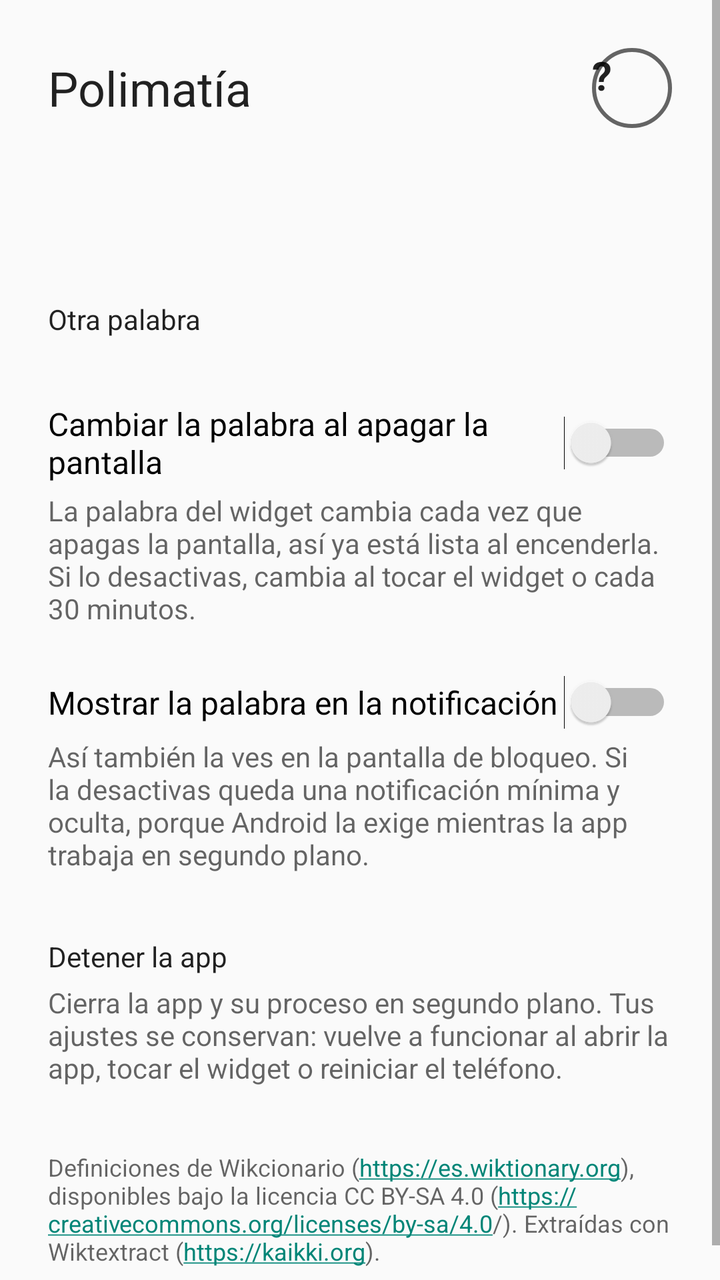
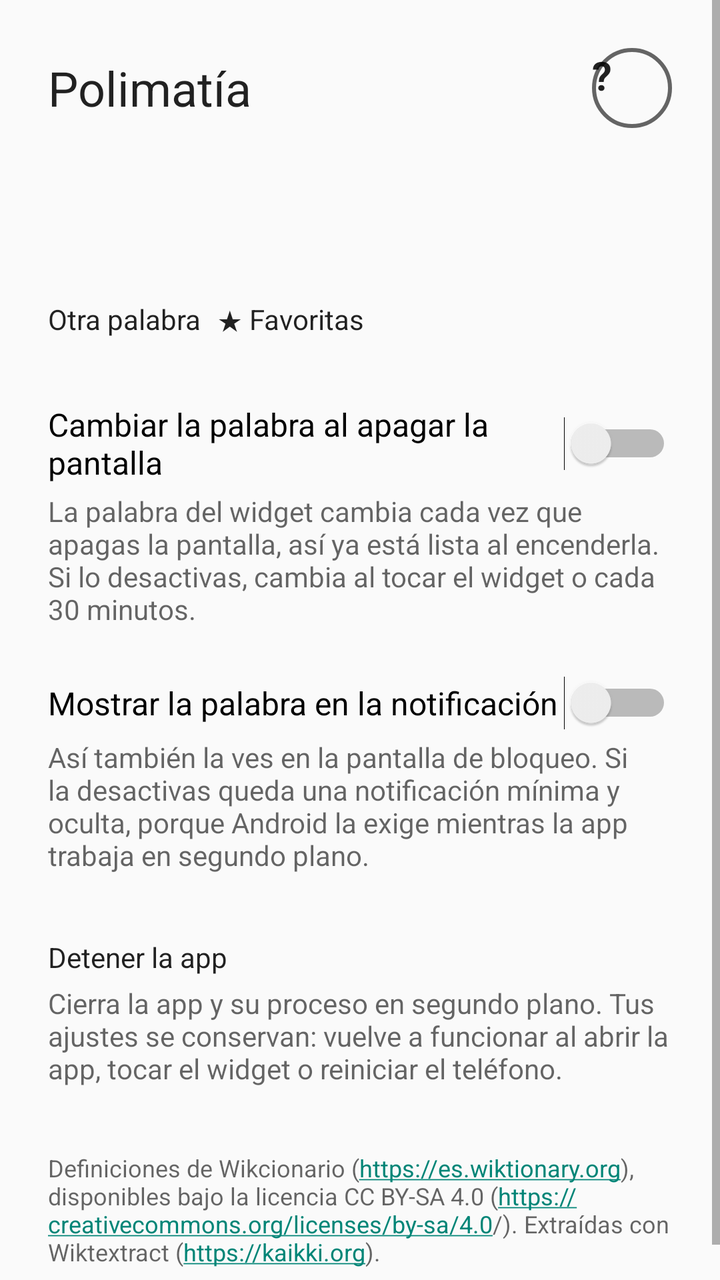

The first picture is an Android layout as it rendered before a commit; the second is the same layout after the commit. The layout source and the unified diff follow.
<!-- AndroidManifest.xml: application theme Theme.WidgetDiccionario -->
<!-- res/layout/activity_main.xml -->
<?xml version="1.0" encoding="utf-8"?>
<ScrollView xmlns:android="http://schemas.android.com/apk/res/android"
    android:layout_width="match_parent"
    android:layout_height="match_parent"
    android:fitsSystemWindows="true">

    <LinearLayout
        android:layout_width="match_parent"
        android:layout_height="wrap_content"
        android:orientation="vertical"
        android:padding="24dp">

        <LinearLayout
            android:layout_width="match_parent"
            android:layout_height="wrap_content"
            android:gravity="center_vertical"
            android:orientation="horizontal">

            <TextView
                android:layout_width="0dp"
                android:layout_height="wrap_content"
                android:layout_weight="1"
                android:text="@string/main_titulo"
                android:textAppearance="@android:style/TextAppearance.Material.Headline" />

            <Button
                android:id="@+id/boton_ayuda"
                android:layout_width="40dp"
                android:layout_height="40dp"
                android:background="@drawable/boton_ayuda_fondo"
                android:contentDescription="@string/ayuda_descripcion"
                android:minWidth="0dp"
                android:minHeight="0dp"
                android:padding="0dp"
                android:stateListAnimator="@null"
                android:text="@string/ayuda_boton"
                android:textColor="?android:attr/textColorPrimary"
                android:textSize="20sp"
                android:textStyle="bold" />
        </LinearLayout>

        <TextView
            android:id="@+id/vista_palabra"
            android:layout_width="match_parent"
            android:layout_height="wrap_content"
            android:layout_marginTop="24dp"
            android:textAppearance="@android:style/TextAppearance.Material.Title" />

        <TextView
            android:id="@+id/vista_definicion"
            android:layout_width="match_parent"
            android:layout_height="wrap_content"
            android:layout_marginTop="4dp"
            android:textAppearance="@android:style/TextAppearance.Material.Body1" />

        <Button
            android:id="@+id/boton_nueva"
            android:layout_width="wrap_content"
            android:layout_height="wrap_content"
            android:layout_marginTop="12dp"
            android:text="@string/main_boton_nueva" />

        <Switch
            android:id="@+id/switch_pantalla"
            android:layout_width="match_parent"
            android:layout_height="wrap_content"
            android:layout_marginTop="32dp"
            android:text="@string/main_switch"
            android:textAppearance="@android:style/TextAppearance.Material.Subhead" />

        <TextView
            android:layout_width="match_parent"
            android:layout_height="wrap_content"
            android:layout_marginTop="4dp"
            android:text="@string/main_switch_desc"
            android:textAppearance="@android:style/TextAppearance.Material.Body1"
            android:textColor="?android:attr/textColorSecondary" />

        <Switch
            android:id="@+id/switch_notificacion"
            android:layout_width="match_parent"
            android:layout_height="wrap_content"
            android:layout_marginTop="24dp"
            android:text="@string/main_switch_notificacion"
            android:textAppearance="@android:style/TextAppearance.Material.Subhead" />

        <TextView
            android:id="@+id/desc_notificacion"
            android:layout_width="match_parent"
            android:layout_height="wrap_content"
            android:layout_marginTop="4dp"
            android:text="@string/main_switch_notificacion_desc"
            android:textAppearance="@android:style/TextAppearance.Material.Body1"
            android:textColor="?android:attr/textColorSecondary" />

        <Button
            android:id="@+id/boton_detener"
            android:layout_width="wrap_content"
            android:layout_height="wrap_content"
            android:layout_marginTop="32dp"
            android:text="@string/main_boton_detener" />

        <TextView
            android:layout_width="match_parent"
            android:layout_height="wrap_content"
            android:layout_marginTop="4dp"
            android:text="@string/main_boton_detener_desc"
            android:textAppearance="@android:style/TextAppearance.Material.Body1"
            android:textColor="?android:attr/textColorSecondary" />

        <TextView
            android:layout_width="match_parent"
            android:layout_height="wrap_content"
            android:layout_marginTop="32dp"
            android:autoLink="web"
            android:text="@string/main_atribucion"
            android:textAppearance="@android:style/TextAppearance.Material.Caption" />
    </LinearLayout>
</ScrollView>
<!-- resources referenced by this layout -->
<resources>
  <!-- drawable boton_ayuda_fondo (drawable) -->
  <?xml version="1.0" encoding="utf-8"?>
  <ripple xmlns:android="http://schemas.android.com/apk/res/android"
      android:color="?android:attr/colorControlHighlight">
      <item>
          <shape android:shape="oval">
              <stroke
                  android:width="2dp"
                  android:color="?android:attr/textColorSecondary" />
          </shape>
      </item>
  </ripple>
  <string name="ayuda_boton">\?</string>
  <string name="ayuda_descripcion">Ayuda: qué activar para que la app funcione</string>
  <string name="main_atribucion">Definiciones de Wikcionario (https://es.wiktionary.org), disponibles bajo la licencia CC BY-SA 4.0 (https://creativecommons.org/licenses/by-sa/4.0/). Extraídas con Wiktextract (https://kaikki.org).</string>
  <string name="main_boton_detener">Detener la app</string>
  <string name="main_boton_detener_desc">Cierra la app y su proceso en segundo plano. Tus ajustes se conservan: vuelve a funcionar al abrir la app, tocar el widget o reiniciar el teléfono.</string>
  <string name="main_boton_nueva">Otra palabra</string>
  <string name="main_switch">Cambiar la palabra al apagar la pantalla</string>
  <string name="main_switch_desc">La palabra del widget cambia cada vez que apagas la pantalla, así ya está lista al encenderla. Si lo desactivas, cambia al tocar el widget o cada 30 minutos.</string>
  <string name="main_switch_notificacion">Mostrar la palabra en la notificación</string>
  <string name="main_switch_notificacion_desc">Así también la ves en la pantalla de bloqueo. Si la desactivas queda una notificación mínima y oculta, porque Android la exige mientras la app trabaja en segundo plano.</string>
  <string name="main_titulo">Polimatía</string>
  <style name="Theme.WidgetDiccionario" parent="android:Theme.Material.Light.NoActionBar" />
</resources>

<!-- the commit's change to res/layout/activity_main.xml (unified diff, before → after) -->
@@ -1,5 +1,6 @@
 <?xml version="1.0" encoding="utf-8"?>
 <ScrollView xmlns:android="http://schemas.android.com/apk/res/android"
+    xmlns:tools="http://schemas.android.com/tools"
     android:layout_width="match_parent"
     android:layout_height="match_parent"
     android:fitsSystemWindows="true">
@@ -53,12 +54,26 @@
             android:layout_marginTop="4dp"
             android:textAppearance="@android:style/TextAppearance.Material.Body1" />
 
-        <Button
-            android:id="@+id/boton_nueva"
-            android:layout_width="wrap_content"
+        <LinearLayout
+            android:layout_width="match_parent"
             android:layout_height="wrap_content"
             android:layout_marginTop="12dp"
-            android:text="@string/main_boton_nueva" />
+            android:orientation="horizontal"
+            tools:ignore="ButtonStyle">
+
+            <Button
+                android:id="@+id/boton_nueva"
+                android:layout_width="wrap_content"
+                android:layout_height="wrap_content"
+                android:text="@string/main_boton_nueva" />
+
+            <Button
+                android:id="@+id/boton_favoritas"
+                android:layout_width="wrap_content"
+                android:layout_height="wrap_content"
+                android:layout_marginStart="8dp"
+                android:text="@string/main_boton_favoritas" />
+        </LinearLayout>
 
         <Switch
             android:id="@+id/switch_pantalla"
<!-- resource entries referenced after the edit -->
@@ -17,6 +17,7 @@
   <string name="main_atribucion">Definiciones de Wikcionario (https://es.wiktionary.org), disponibles bajo la licencia CC BY-SA 4.0 (https://creativecommons.org/licenses/by-sa/4.0/). Extraídas con Wiktextract (https://kaikki.org).</string>
   <string name="main_boton_detener">Detener la app</string>
   <string name="main_boton_detener_desc">Cierra la app y su proceso en segundo plano. Tus ajustes se conservan: vuelve a funcionar al abrir la app, tocar el widget o reiniciar el teléfono.</string>
+  <string name="main_boton_favoritas">★ Favoritas</string>
   <string name="main_boton_nueva">Otra palabra</string>
   <string name="main_switch">Cambiar la palabra al apagar la pantalla</string>
   <string name="main_switch_desc">La palabra del widget cambia cada vez que apagas la pantalla, así ya está lista al encenderla. Si lo desactivas, cambia al tocar el widget o cada 30 minutos.</string>
